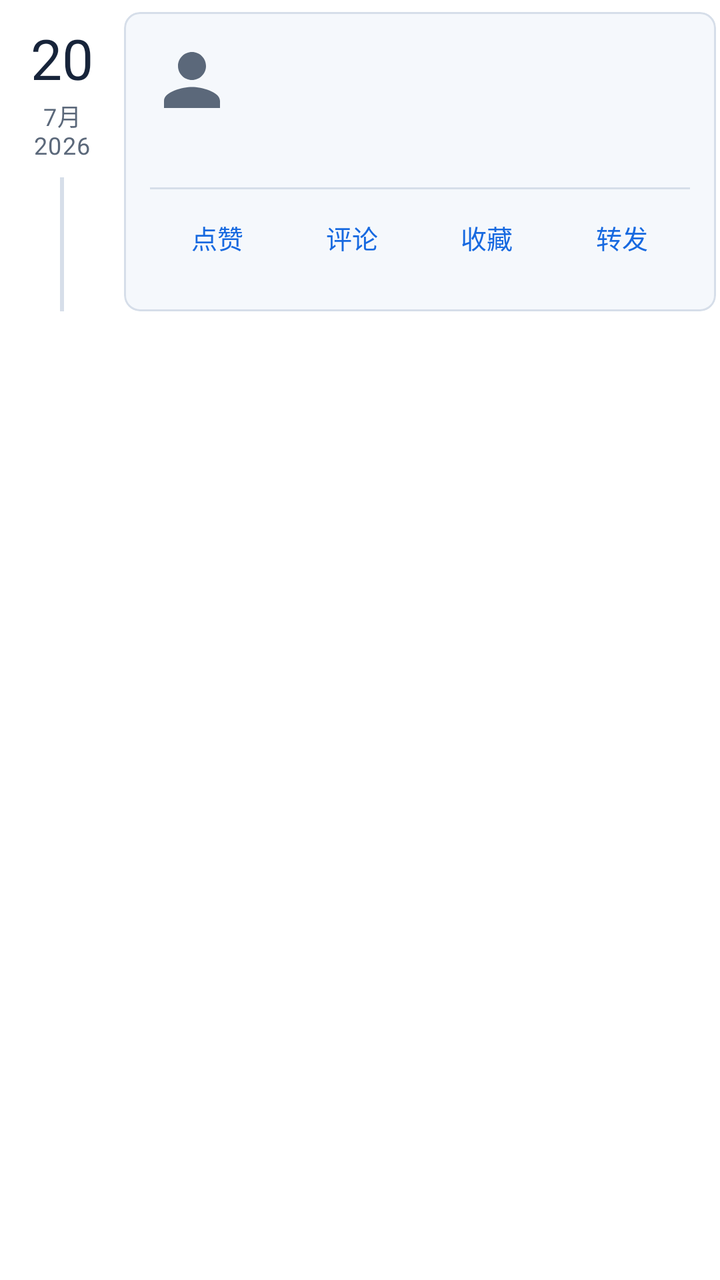
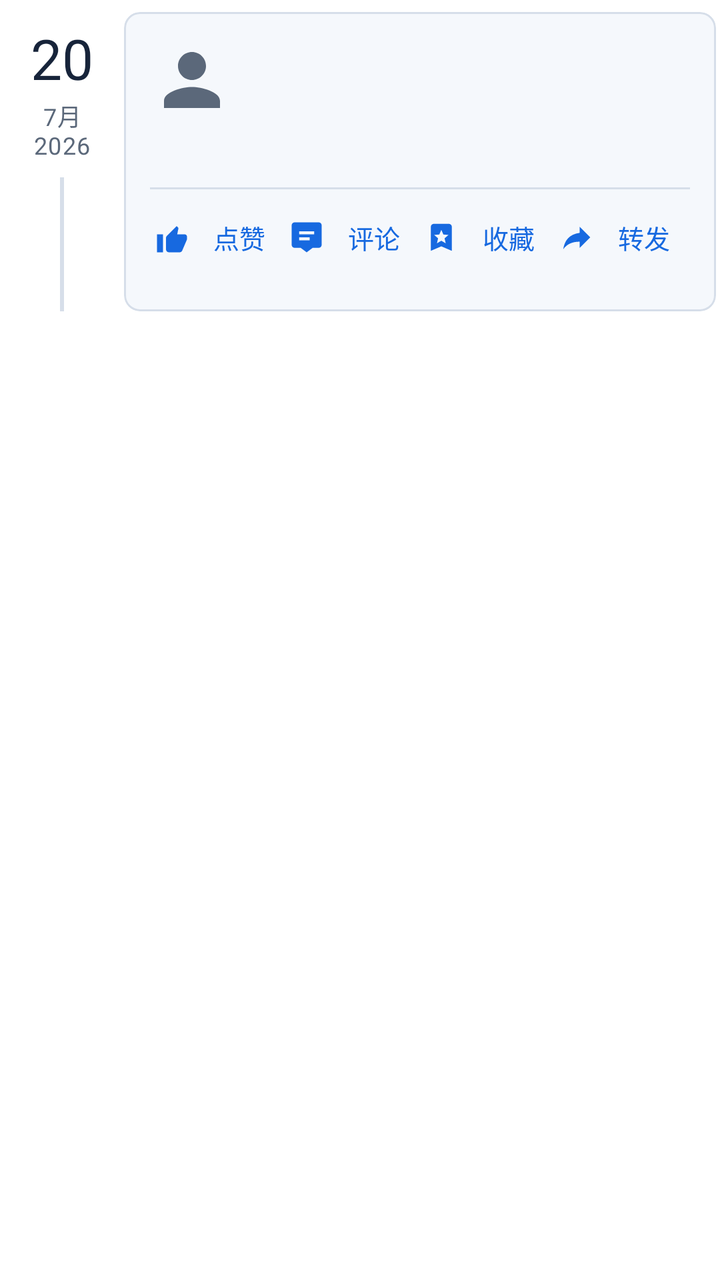

Before-and-after screenshots of an Android layout around one commit, followed by the original layout XML and the change that was made.
<!-- AndroidManifest.xml: application theme Theme.Yiyunying -->
<!-- res/layout/item_moment_timeline.xml -->
<?xml version="1.0" encoding="utf-8"?>
<LinearLayout xmlns:android="http://schemas.android.com/apk/res/android"
    xmlns:app="http://schemas.android.com/apk/res-auto"
    android:layout_width="match_parent"
    android:layout_height="wrap_content"
    android:orientation="vertical"
    android:paddingTop="6dp"
    android:paddingBottom="6dp">

    <LinearLayout
        android:layout_width="match_parent"
        android:layout_height="wrap_content"
        android:orientation="horizontal">

    <LinearLayout
        android:layout_width="62dp"
        android:layout_height="match_parent"
        android:gravity="top|center_horizontal"
        android:orientation="vertical"
        android:paddingTop="8dp">

        <TextView
            android:id="@+id/dayText"
            android:layout_width="wrap_content"
            android:layout_height="wrap_content"
            android:includeFontPadding="false"
            android:text="20"
            android:textAppearance="@style/TextAppearance.Material3.HeadlineMedium"
            android:textColor="@color/on_surface" />

        <TextView
            android:id="@+id/monthText"
            android:layout_width="wrap_content"
            android:layout_height="wrap_content"
            android:layout_marginTop="2dp"
            android:gravity="center"
            android:text="7月\n2026"
            android:textAppearance="@style/TextAppearance.Material3.LabelMedium"
            android:textColor="@color/on_surface_variant" />

        <View
            android:layout_width="2dp"
            android:layout_height="0dp"
            android:layout_marginTop="8dp"
            android:layout_weight="1"
            android:background="@color/outline_variant" />
    </LinearLayout>

    <com.google.android.material.card.MaterialCardView
        android:id="@+id/momentCard"
        android:layout_width="0dp"
        android:layout_height="wrap_content"
        android:layout_marginEnd="2dp"
        android:layout_weight="1"
        android:clickable="true"
        android:focusable="true"
        android:foreground="?attr/selectableItemBackground"
        app:cardBackgroundColor="@color/surface_container"
        app:cardCornerRadius="8dp"
        app:cardElevation="0dp"
        app:strokeColor="@color/outline_variant"
        app:strokeWidth="1dp">

        <LinearLayout
            android:layout_width="match_parent"
            android:layout_height="wrap_content"
            android:orientation="vertical"
            android:padding="13dp">

            <TextView
                android:id="@+id/sectionHeader"
                android:layout_width="match_parent"
                android:layout_height="wrap_content"
                android:layout_marginBottom="12dp"
                android:background="@drawable/bg_moment_section_header"
                android:includeFontPadding="false"
                android:paddingStart="12dp"
                android:paddingTop="9dp"
                android:paddingEnd="12dp"
                android:paddingBottom="9dp"
                android:textAppearance="@style/TextAppearance.Material3.TitleSmall"
                android:textColor="@color/on_surface"
                android:visibility="gone" />
            <LinearLayout
                android:layout_width="match_parent"
                android:layout_height="wrap_content"
                android:gravity="center_vertical"
                android:orientation="horizontal">

                <com.google.android.material.imageview.ShapeableImageView
                    android:id="@+id/avatar"
                    android:layout_width="42dp"
                    android:layout_height="42dp"
                    android:contentDescription="用户头像"
                    android:scaleType="centerCrop"
                    app:shapeAppearanceOverlay="@style/ShapeAppearance.Material3.Corner.Full"
                    app:srcCompat="@drawable/ic_person" />

                <LinearLayout
                    android:id="@+id/authorArea"
                    android:layout_width="0dp"
                    android:layout_height="wrap_content"
                    android:layout_marginStart="10dp"
                    android:layout_weight="1"
                    android:orientation="vertical">

                    <TextView
                        android:id="@+id/authorName"
                        android:layout_width="match_parent"
                        android:layout_height="wrap_content"
                        android:ellipsize="end"
                        android:maxLines="1"
                        android:textAppearance="@style/TextAppearance.Material3.TitleMedium"
                        android:textColor="@color/on_surface" />

                    <TextView
                        android:id="@+id/authorTitle"
                        android:layout_width="match_parent"
                        android:layout_height="wrap_content"
                        android:ellipsize="end"
                        android:maxLines="1"
                        android:textAppearance="@style/TextAppearance.Material3.LabelMedium"
                        android:textColor="?attr/colorPrimary"
                        android:visibility="gone" />
                </LinearLayout>

                <TextView
                    android:id="@+id/pinBadge"
                    android:layout_width="wrap_content"
                    android:layout_height="28dp"
                    android:layout_marginStart="6dp"
                    android:background="@drawable/bg_moment_pin_badge"
                    android:gravity="center"
                    android:minWidth="48dp"
                    android:paddingStart="10dp"
                    android:paddingEnd="10dp"
                    android:text="置顶"
                    android:textAppearance="@style/TextAppearance.Material3.LabelMedium"
                    android:textColor="?attr/colorPrimary"
                    android:visibility="gone" />

            </LinearLayout>

            <TextView
                android:id="@+id/contentText"
                android:layout_width="match_parent"
                android:layout_height="wrap_content"
                android:layout_marginTop="10dp"
                android:autoLink="web"
                android:lineSpacingExtra="2dp"
                android:textAppearance="@style/TextAppearance.Material3.BodyLarge"
                android:textColor="@color/on_surface"
                android:visibility="gone" />

            <androidx.recyclerview.widget.RecyclerView
                android:id="@+id/mediaGrid"
                android:layout_width="match_parent"
                android:layout_height="wrap_content"
                android:layout_marginTop="9dp"
                android:nestedScrollingEnabled="false"
                android:overScrollMode="never"
                android:visibility="gone" />

            <LinearLayout
                android:layout_width="match_parent"
                android:layout_height="wrap_content"
                android:layout_marginTop="9dp"
                android:gravity="center_vertical"
                android:orientation="horizontal">

                <TextView
                    android:id="@+id/locationText"
                    android:layout_width="0dp"
                    android:layout_height="wrap_content"
                    android:layout_weight="1"
                    android:background="?attr/selectableItemBackground"
                    android:ellipsize="end"
                    android:gravity="center_vertical"
                    android:maxLines="1"
                    android:minHeight="36dp"
                    android:paddingEnd="8dp"
                    android:textAppearance="@style/TextAppearance.Material3.LabelMedium"
                    android:textColor="?attr/colorPrimary"
                    android:visibility="gone" />

                <TextView
                    android:id="@+id/metaText"
                    android:layout_width="wrap_content"
                    android:layout_height="wrap_content"
                    android:textAppearance="@style/TextAppearance.Material3.LabelSmall"
                    android:textColor="@color/on_surface_variant" />

                <TextView
                    android:id="@+id/detailHint"
                    android:layout_width="wrap_content"
                    android:layout_height="wrap_content"
                    android:layout_marginStart="8dp"
                    android:drawableEnd="@drawable/ic_arrow_right"
                    android:drawablePadding="2dp"
                    android:gravity="center_vertical"
                    android:minHeight="32dp"
                    android:text="查看详情"
                    android:textAppearance="@style/TextAppearance.Material3.LabelMedium"
                    android:textColor="?attr/colorPrimary"
                    android:visibility="gone" />
            </LinearLayout>

            <LinearLayout
                android:id="@+id/likeSummaryArea"
                android:layout_width="match_parent"
                android:layout_height="wrap_content"
                android:clickable="true"
                android:focusable="true"
                android:orientation="vertical"
                android:paddingTop="8dp"
                android:paddingBottom="3dp"
                android:visibility="gone">

                <HorizontalScrollView
                    android:layout_width="match_parent"
                    android:layout_height="wrap_content"
                    android:fillViewport="false"
                    android:overScrollMode="never"
                    android:scrollbars="none">

                    <LinearLayout
                        android:id="@+id/likeAvatarContainer"
                        android:layout_width="wrap_content"
                        android:layout_height="wrap_content"
                        android:gravity="center_vertical"
                        android:orientation="horizontal" />
                </HorizontalScrollView>

                <TextView
                    android:id="@+id/likeSummaryText"
                    android:layout_width="match_parent"
                    android:layout_height="wrap_content"
                    android:layout_marginTop="3dp"
                    android:ellipsize="end"
                    android:maxLines="2"
                    android:textAppearance="@style/TextAppearance.Material3.LabelMedium"
                    android:textColor="?attr/colorPrimary" />
            </LinearLayout>

            <View
                android:layout_width="match_parent"
                android:layout_height="1dp"
                android:layout_marginTop="9dp"
                android:background="@color/outline_variant" />

            <LinearLayout
                android:layout_width="match_parent"
                android:layout_height="48dp"
                android:gravity="center"
                android:orientation="horizontal">

                <com.google.android.material.button.MaterialButton
                    android:id="@+id/momentLikeButton"
                    style="@style/Widget.Material3.Button.TextButton"
                    android:layout_width="0dp"
                    android:layout_height="48dp"
                    android:layout_weight="1"
                    android:ellipsize="end"
                    android:gravity="center"
                    android:includeFontPadding="false"
                    android:insetBottom="0dp"
                    android:insetLeft="0dp"
                    android:insetRight="0dp"
                    android:insetTop="0dp"
                    android:maxLines="1"
                    android:minHeight="0dp"
                    android:minWidth="0dp"
                    android:paddingStart="2dp"
                    android:paddingEnd="2dp"
                    android:singleLine="true"
                    android:textSize="13sp"
                    android:text="点赞" />

                <com.google.android.material.button.MaterialButton
                    android:id="@+id/momentCommentButton"
                    style="@style/Widget.Material3.Button.TextButton"
                    android:layout_width="0dp"
                    android:layout_height="48dp"
                    android:layout_weight="1"
                    android:ellipsize="end"
                    android:gravity="center"
                    android:includeFontPadding="false"
                    android:insetBottom="0dp"
                    android:insetLeft="0dp"
                    android:insetRight="0dp"
                    android:insetTop="0dp"
                    android:maxLines="1"
                    android:minHeight="0dp"
                    android:minWidth="0dp"
                    android:paddingStart="2dp"
                    android:paddingEnd="2dp"
                    android:singleLine="true"
                    android:textSize="13sp"
                    android:text="评论" />

                <com.google.android.material.button.MaterialButton
                    android:id="@+id/momentFavoriteButton"
                    style="@style/Widget.Material3.Button.TextButton"
                    android:layout_width="0dp"
                    android:layout_height="48dp"
                    android:layout_weight="1"
                    android:ellipsize="end"
                    android:gravity="center"
                    android:includeFontPadding="false"
                    android:insetBottom="0dp"
                    android:insetLeft="0dp"
                    android:insetRight="0dp"
                    android:insetTop="0dp"
                    android:maxLines="1"
                    android:minHeight="0dp"
                    android:minWidth="0dp"
                    android:paddingStart="2dp"
                    android:paddingEnd="2dp"
                    android:singleLine="true"
                    android:textSize="13sp"
                    android:text="收藏" />

                <com.google.android.material.button.MaterialButton
                    android:id="@+id/momentForwardButton"
                    style="@style/Widget.Material3.Button.TextButton"
                    android:layout_width="0dp"
                    android:layout_height="48dp"
                    android:layout_weight="1"
                    android:ellipsize="end"
                    android:gravity="center"
                    android:includeFontPadding="false"
                    android:insetBottom="0dp"
                    android:insetLeft="0dp"
                    android:insetRight="0dp"
                    android:insetTop="0dp"
                    android:maxLines="1"
                    android:minHeight="0dp"
                    android:minWidth="0dp"
                    android:paddingStart="2dp"
                    android:paddingEnd="2dp"
                    android:singleLine="true"
                    android:textSize="13sp"
                    android:text="转发" />

                <com.google.android.material.button.MaterialButton
                    android:id="@+id/moreButton"
                    style="@style/Widget.Material3.Button.IconButton"
                    android:layout_width="44dp"
                    android:layout_height="48dp"
                    android:contentDescription="动态操作"
                    android:visibility="gone"
                    app:icon="@drawable/ic_more"
                    app:iconTint="@color/on_surface_variant" />
            </LinearLayout>
        </LinearLayout>
    </com.google.android.material.card.MaterialCardView>

    </LinearLayout>

    <View
        android:id="@+id/pinDivider"
        android:layout_width="match_parent"
        android:layout_height="1dp"
        android:layout_marginStart="62dp"
        android:layout_marginTop="6dp"
        android:layout_marginEnd="2dp"
        android:background="@color/outline_variant"
        android:visibility="gone" />
</LinearLayout>
<!-- resources referenced by this layout -->
<resources>
  <color name="on_surface">#17243A</color>
  <color name="on_surface_variant">#5B687A</color>
  <color name="outline_variant">#D6DEE9</color>
  <color name="surface_container">#F5F8FC</color>
  <!-- drawable ic_arrow_right (drawable) -->
  <vector xmlns:android="http://schemas.android.com/apk/res/android"
      android:width="24dp" android:height="24dp" android:viewportWidth="24" android:viewportHeight="24">
      <path android:fillColor="@android:color/white" android:pathData="M8.59,16.59L13.17,12 8.59,7.41 10,6l6,6 -6,6z" />
  </vector>
  <style name="Theme.Yiyunying" parent="Theme.Yiyunying.Base" />
  <color name="primary_container">#E8F1FF</color>
  <color name="surface_container_high">#EAF0F7</color>
  <color name="primary">#1769E0</color>
  <color name="on_primary">#FFFFFF</color>
  <color name="on_primary_container">#123A72</color>
  <color name="secondary">#4B78B8</color>
  <color name="on_secondary">#FFFFFF</color>
  <color name="secondary_container">#EAF2FF</color>
  <color name="tertiary">#476DA5</color>
  <color name="error">#BA1A1A</color>
  <color name="surface">#FFFFFF</color>
  <color name="outline">#AAB7C8</color>
  <style name="Widget.Yiyunying.Card" parent="Widget.Material3.CardView.Elevated">
          <item name="cardCornerRadius">8dp</item>
          <item name="cardElevation">1dp</item>
          <item name="cardBackgroundColor">@color/glass_surface</item>
          <item name="strokeColor">@color/glass_outline</item>
          <item name="strokeWidth">1dp</item>
      </style>
  <style name="Widget.Yiyunying.Button" parent="Widget.Material3.Button">
          <item name="cornerRadius">8dp</item>
          <item name="android:minHeight">48dp</item>
          <item name="android:textAllCaps">false</item>
      </style>
  <color name="glass_surface">#E8FFFFFF</color>
  <color name="glass_outline">#80C4CFDD</color>
  <!-- unchanged entries left out for length: 5 -->
</resources>

<!-- the commit's change to res/layout/item_moment_timeline.xml (unified diff, before → after) -->
@@ -274,7 +274,9 @@
                     android:paddingEnd="2dp"
                     android:singleLine="true"
                     android:textSize="13sp"
-                    android:text="点赞" />
+                    android:text="点赞"
+                    android:contentDescription="点赞动态"
+                    app:icon="@drawable/ic_like" />
 
                 <com.google.android.material.button.MaterialButton
                     android:id="@+id/momentCommentButton"
@@ -296,7 +298,9 @@
                     android:paddingEnd="2dp"
                     android:singleLine="true"
                     android:textSize="13sp"
-                    android:text="评论" />
+                    android:text="评论"
+                    android:contentDescription="评论动态"
+                    app:icon="@drawable/ic_comment" />
 
                 <com.google.android.material.button.MaterialButton
                     android:id="@+id/momentFavoriteButton"
@@ -318,7 +322,9 @@
                     android:paddingEnd="2dp"
                     android:singleLine="true"
                     android:textSize="13sp"
-                    android:text="收藏" />
+                    android:text="收藏"
+                    android:contentDescription="收藏动态"
+                    app:icon="@drawable/ic_favorite" />
 
                 <com.google.android.material.button.MaterialButton
                     android:id="@+id/momentForwardButton"
@@ -340,7 +346,9 @@
                     android:paddingEnd="2dp"
                     android:singleLine="true"
                     android:textSize="13sp"
-                    android:text="转发" />
+                    android:text="转发"
+                    android:contentDescription="转发动态"
+                    app:icon="@drawable/ic_forward" />
 
                 <com.google.android.material.button.MaterialButton
                     android:id="@+id/moreButton"
<!-- resource entries referenced after the edit -->
@@ -8,6 +8,40 @@
   <vector xmlns:android="http://schemas.android.com/apk/res/android"
       android:width="24dp" android:height="24dp" android:viewportWidth="24" android:viewportHeight="24">
       <path android:fillColor="@android:color/white" android:pathData="M8.59,16.59L13.17,12 8.59,7.41 10,6l6,6 -6,6z" />
+  </vector>
+  <!-- drawable ic_comment (drawable) -->
+  <vector xmlns:android="http://schemas.android.com/apk/res/android"
+      android:width="24dp"
+      android:height="24dp"
+      android:viewportWidth="24"
+      android:viewportHeight="24">
+      <path
+          android:fillColor="@color/on_surface_variant"
+          android:pathData="M20,2H4a2,2 0,0 0,-2 2v13a2,2 0,0 0,2 2h4l4,3 4,-3h4a2,2 0,0 0,2 -2V4a2,2 0,0 0,-2 -2zM7,8h10v2H7zM7,12h7v2H7z" />
+  </vector>
+  <!-- drawable ic_favorite (drawable) -->
+  <vector xmlns:android="http://schemas.android.com/apk/res/android" android:width="24dp" android:height="24dp" android:viewportWidth="24" android:viewportHeight="24">
+      <path android:fillColor="@color/on_surface_variant" android:pathData="M17,3H7a2,2 0,0 0,-2 2v16l7,-3 7,3V5a2,2 0,0 0,-2 -2zm-5,11.25L9.06,16l0.78,-3.34L7.25,10.4l3.41,-0.29L12,7l1.34,3.11 3.41,0.29 -2.59,2.26L14.94,16 12,14.25z" />
+  </vector>
+  <!-- drawable ic_forward (drawable) -->
+  <vector xmlns:android="http://schemas.android.com/apk/res/android"
+      android:width="24dp"
+      android:height="24dp"
+      android:viewportWidth="24"
+      android:viewportHeight="24">
+      <path
+          android:fillColor="@color/on_surface_variant"
+          android:pathData="M14,5v4C7,10 4,14 3,20c2.5,-3.5 6,-5.1 11,-5.1V19l7,-7z" />
+  </vector>
+  <!-- drawable ic_like (drawable) -->
+  <vector xmlns:android="http://schemas.android.com/apk/res/android"
+      android:width="24dp"
+      android:height="24dp"
+      android:viewportWidth="24"
+      android:viewportHeight="24">
+      <path
+          android:fillColor="@color/on_surface_variant"
+          android:pathData="M2,10h4v12H2zM22,11.5c0,-0.83 -0.67,-1.5 -1.5,-1.5h-5.03l0.76,-3.67 0.02,-0.25c0,-0.31 -0.13,-0.61 -0.34,-0.82L15.12,4.5 8.54,11.08C8.2,11.42 8,11.9 8,12.41V20c0,1.1 0.9,2 2,2h7c0.82,0 1.54,-0.5 1.84,-1.22l3.02,-7.05c0.09,-0.23 0.14,-0.48 0.14,-0.73z" />
   </vector>
   <style name="Theme.Yiyunying" parent="Theme.Yiyunying.Base" />
   <color name="primary_container">#E8F1FF</color>
